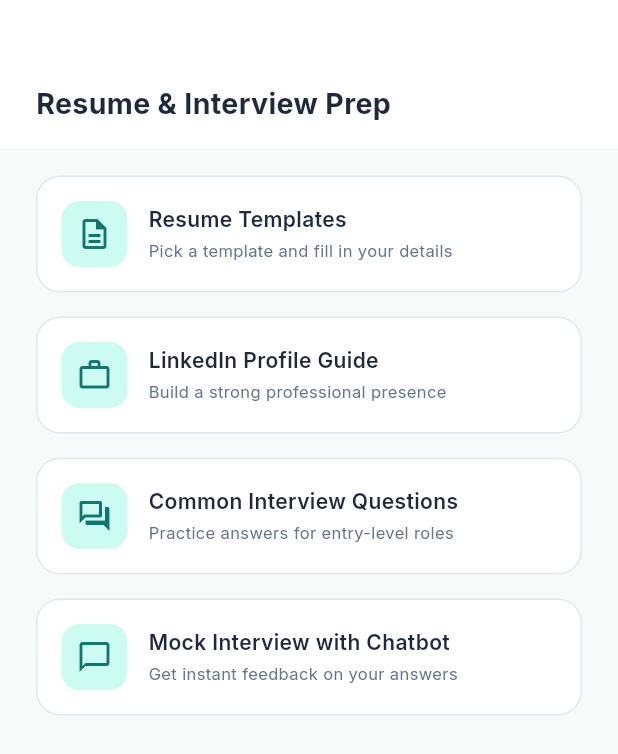
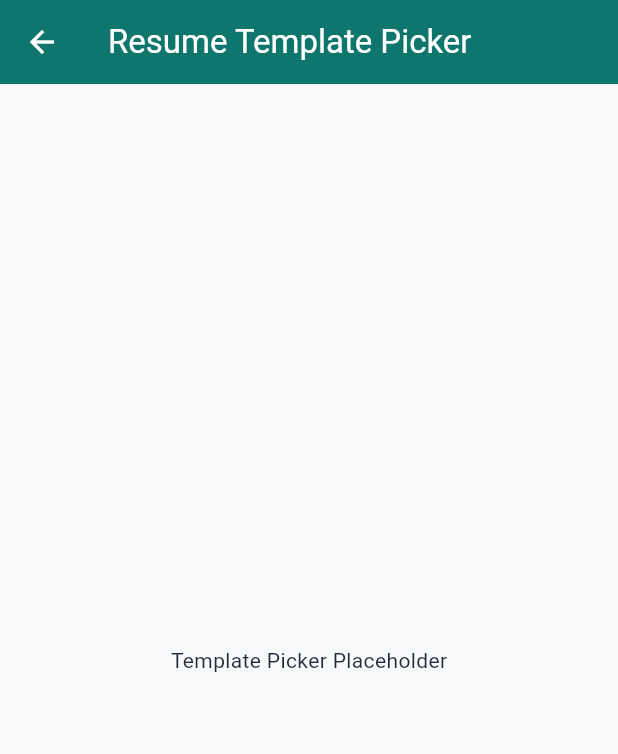
Before and after one commit to sharrjeel6636/skill-pathways, a Flutter app: the ResumeInterviewPrepScreen screen opened by its route, after a tap on "Resume Templates", on a phone screen of 412 x 824 dp. Shown: the top 754 px of the screen. Run offline on Flutter 3.47's test engine with Material 3 defaults, Android fonts, the phone set to English and light mode, and no system bars; our stand-ins replace flutter_local_notifications, go_router, google_fonts, supabase_flutter, timezone; accounts and stored records are empty.

Commit message:
feat: resolve chatbot overflow, wire interview prep screens, and update api cors

```diff
--- a/apps/mobile/skill_pathway_mobile/lib/resume_interview_prep_screen.dart
+++ b/apps/mobile/skill_pathway_mobile/lib/resume_interview_prep_screen.dart
@@ -131,13 +131,13 @@ class ResumeInterviewPrepScreen extends StatelessWidget {
   void _handleTap(BuildContext context, PrepTool tool) {
     switch (tool.type) {
       case PrepToolType.resumeTemplates:
-        // TODO: Navigate to Template Picker
+        context.push('/resume-templates');
         break;
       case PrepToolType.linkedinGuide:
-        // TODO: Navigate to LinkedIn Guide
+        context.push('/linkedin-guide');
         break;
       case PrepToolType.interviewQuestions:
-        // TODO: Navigate to Questions List
+        context.push('/interview-questions');
         break;
       case PrepToolType.mockInterview:
         context.push('/chatbot', extra: {'isMockInterview': true});
--- a/apps/mobile/skill_pathway_mobile/lib/router/app_router.dart
+++ b/apps/mobile/skill_pathway_mobile/lib/router/app_router.dart
@@ -34,6 +34,9 @@ import '../university_detail_screen.dart';
 import '../university_shortlist_screen.dart';
 import '../vocational_path_screen.dart';
 import '../screens/skill_gap_analyzer_screen.dart';
+import '../screens/template_picker_screen.dart';
+import '../screens/linkedin_guide_screen.dart';
+import '../screens/questions_list_screen.dart';
 import '../providers/skill_gap_provider.dart';
 import '../providers/CertificationProvider.dart';
 import '../providers/RoadmapProvider.dart';
@@ -195,6 +198,18 @@ final GoRouter appRouter = GoRouter(
       builder: (context, state) => ResumeInterviewPrepScreen(),
     ),
     GoRoute(
+      path: '/resume-templates',
+      builder: (context, state) => const TemplatePickerScreen(),
+    ),
+    GoRoute(
+      path: '/linkedin-guide',
+      builder: (context, state) => const LinkedInGuideScreen(),
+    ),
+    GoRoute(
+      path: '/interview-questions',
+      builder: (context, state) => const QuestionsListScreen(),
+    ),
+    GoRoute(
       path: '/scholarship-info',
       builder: (context, state) => const ScholarshipInfoScreen(),
     ),
--- /dev/null
+++ b/apps/mobile/skill_pathway_mobile/lib/screens/template_picker_screen.dart
@@ -0,0 +1,13 @@
+import 'package:flutter/material.dart';
+
+class TemplatePickerScreen extends StatelessWidget {
+  const TemplatePickerScreen({super.key});
+
+  @override
+  Widget build(BuildContext context) {
+    return Scaffold(
+      appBar: AppBar(title: const Text("Resume Template Picker")),
+      body: const Center(child: Text("Template Picker Placeholder")),
+    );
+  }
+}
```
Also changed, not shown: apps/mobile/skill_pathway_mobile/lib/chatbot_screen.dart (+42 -31 lines), apps/mobile/skill_pathway_mobile/lib/screens/linkedin_guide_screen.dart (added, +13 -0 lines), apps/mobile/skill_pathway_mobile/lib/screens/questions_list_screen.dart (added, +13 -0 lines), 3 other files.
